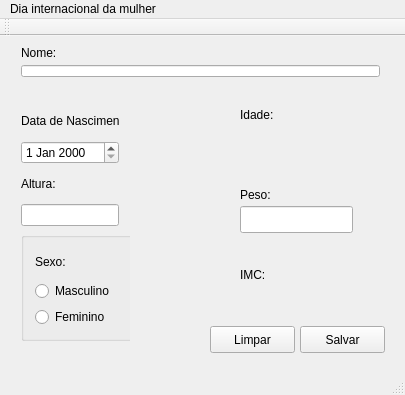
Old version of the form mainwindow.ui in the repository moreiralucas/imc.
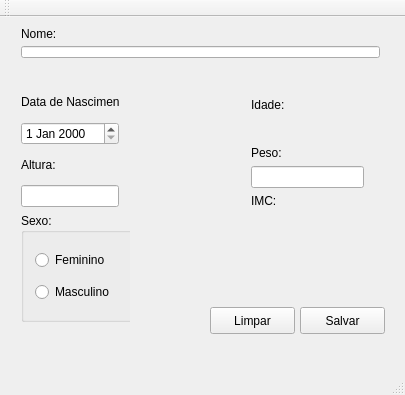
New version of the form.

Commit message: Completando o menu

```diff
--- a/mainwindow.ui
+++ b/mainwindow.ui
@@ -27,91 +27,6 @@
      <string>Salvar</string>
     </property>
    </widget>
-   <widget class="QLabel" name="lb_peso">
-    <property name="geometry">
-     <rect>
-      <x>240</x>
-      <y>150</y>
-      <width>54</width>
-      <height>17</height>
-     </rect>
-    </property>
-    <property name="text">
-     <string>Peso:</string>
-    </property>
-   </widget>
-   <widget class="QLineEdit" name="input_peso">
-    <property name="geometry">
-     <rect>
-      <x>240</x>
-      <y>170</y>
-      <width>113</width>
-      <height>27</height>
-     </rect>
-    </property>
-   </widget>
-   <widget class="QLabel" name="lb_idade">
-    <property name="geometry">
-     <rect>
-      <x>240</x>
-      <y>70</y>
-      <width>54</width>
-      <height>17</height>
-     </rect>
-    </property>
-    <property name="text">
-     <string>Idade:</string>
-    </property>
-   </widget>
-   <widget class="QLabel" name="lb_result_idade">
-    <property name="geometry">
-     <rect>
-      <x>240</x>
-      <y>100</y>
-      <width>71</width>
-      <height>16</height>
-     </rect>
-    </property>
-    <property name="font">
-     <font>
-      <pointsize>12</pointsize>
-     </font>
-    </property>
-    <property name="text">
-     <string/>
-    </property>
-   </widget>
-   <widget class="QLabel" name="lb_imc">
-    <property name="geometry">
-     <rect>
-      <x>240</x>
-      <y>230</y>
-      <width>54</width>
-      <height>17</height>
-     </rect>
-    </property>
-    <property name="text">
-     <string>IMC:</string>
-    </property>
-   </widget>
-   <widget class="QLabel" name="lb_result_imc">
-    <property name="geometry">
-     <rect>
-      <x>240</x>
-      <y>260</y>
-      <width>81</width>
-      <height>16</height>
-     </rect>
-    </property>
-    <property name="font">
-     <font>
-      <pointsize>16</pointsize>
-     </font>
-    </property>
-    <property name="text">
-     <string/>
-    </property>
-   </widget>
    <widget class="QPushButton" name="btn_limpar">
     <property name="geometry">
      <rect>
@@ -193,41 +108,94 @@
         <cursorShape>PointingHandCursor</cursorShape>
        </property>
        <property name="title">
-        <string/>
+        <string>Sexo:</string>
        </property>
        <layout class="QVBoxLayout" name="verticalLayout_3">
-        <item alignment="Qt::AlignLeft">
-         <widget class="QLabel" name="lb_sexo">
-          <property name="text">
-           <string>Sexo:</string>
-          </property>
-         </widget>
-        </item>
         <item>
          <widget class="QRadioButton" name="rdBtn_1">
           <property name="cursor">
            <cursorShape>PointingHandCursor</cursorShape>
           </property>
           <property name="text">
-           <string>Masculino</string>
-          </property>
-         </widget>
-        </item>
-        <item>
-         <widget class="QRadioButton" name="rdBtn_2">
-          <property name="cursor">
-           <cursorShape>PointingHandCursor</cursorShape>
-          </property>
-          <property name="text">
            <string>Feminino</string>
           </property>
          </widget>
         </item>
+        <item>
+         <widget class="QRadioButton" name="rdBtn_2">
+          <property name="cursor">
+           <cursorShape>PointingHandCursor</cursorShape>
+          </property>
+          <property name="text">
+           <string>Masculino</string>
+          </property>
+         </widget>
+        </item>
        </layout>
       </widget>
      </item>
     </layout>
    </widget>
+   <widget class="QWidget" name="">
+    <property name="geometry">
+     <rect>
+      <x>240</x>
+      <y>70</y>
+      <width>135</width>
+      <height>161</height>
+     </rect>
+    </property>
+    <layout class="QVBoxLayout" name="verticalLayout_4">
+     <item>
+      <widget class="QLabel" name="lb_idade">
+       <property name="text">
+        <string>Idade:</string>
+       </property>
+      </widget>
+     </item>
+     <item>
+      <widget class="QLabel" name="lb_result_idade">
+       <property name="font">
+        <font>
+         <pointsize>16</pointsize>
+        </font>
+       </property>
+       <property name="text">
+        <string/>
+       </property>
+      </widget>
+     </item>
+     <item>
+      <widget class="QLabel" name="lb_peso">
+       <property name="text">
+        <string>Peso:</string>
+       </property>
+      </widget>
+     </item>
+     <item>
+      <widget class="QLineEdit" name="input_peso"/>
+     </item>
+     <item>
+      <widget class="QLabel" name="lb_imc">
+       <property name="text">
+        <string>IMC:</string>
+       </property>
+      </widget>
+     </item>
+     <item>
+      <widget class="QLabel" name="lb_result_imc">
+       <property name="font">
+        <font>
+         <pointsize>16</pointsize>
+        </font>
+       </property>
+       <property name="text">
+        <string/>
+       </property>
+      </widget>
+     </item>
+    </layout>
+   </widget>
   </widget>
   <widget class="QMenuBar" name="menuBar">
    <property name="geometry">
@@ -235,15 +203,9 @@
      <x>0</x>
      <y>0</y>
      <width>405</width>
-     <height>27</height>
+     <height>21</height>
     </rect>
    </property>
-   <widget class="QMenu" name="menuDia_internacional_da_mulher">
-    <property name="title">
-     <string>Dia internacional da mulher</string>
-    </property>
-   </widget>
-   <addaction name="menuDia_internacional_da_mulher"/>
   </widget>
   <widget class="QToolBar" name="mainToolBar">
    <attribute name="toolBarArea">
```
Left out of the diff: 2 changed lines with no effect on the pictures. The commit also changes 8 other files.
